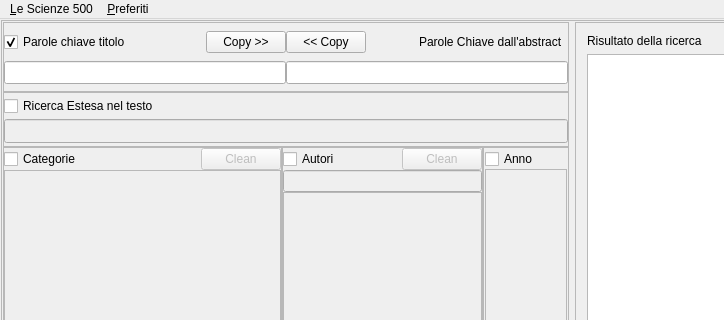
Above: lescienze500/src/lescienze500.ui from simon-r/LeScienze500 before the change; both pictures show x 0 to 724 and y 0 to 320 of the 1098 by 741 pixel window. Below: the same form after it.
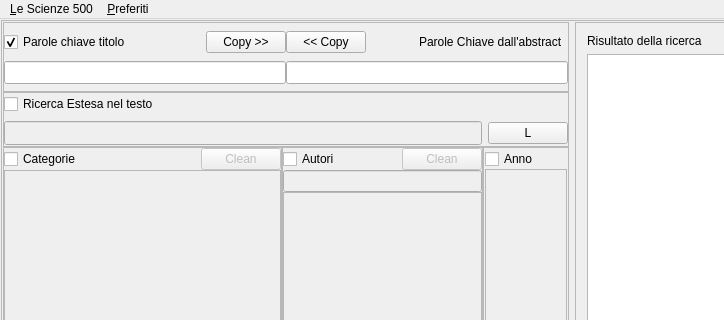
That is the form after the change. Icons and pictures are not drawn.

```diff
--- a/lescienze500/src/lescienze500.ui
+++ b/lescienze500/src/lescienze500.ui
@@ -749,14 +749,11 @@
              <property name="lineWidth">
               <number>1</number>
              </property>
-             <layout class="QVBoxLayout" name="verticalLayout_3">
-              <property name="spacing">
-               <number>0</number>
-              </property>
+             <layout class="QGridLayout" name="gridLayout_3">
               <property name="margin">
                <number>0</number>
               </property>
-              <item>
+              <item row="0" column="0">
                <widget class="QCheckBox" name="Select_RicercaTesto">
                 <property name="minimumSize">
                  <size>
@@ -769,7 +766,7 @@
                 </property>
                </widget>
               </item>
-              <item>
+              <item row="1" column="0">
                <widget class="QLineEdit" name="ParoleChiaveTesto">
                 <property name="enabled">
                  <bool>false</bool>
@@ -782,6 +779,13 @@
                 </property>
                </widget>
               </item>
+              <item row="1" column="1">
+               <widget class="QPushButton" name="SelectLogical">
+                <property name="text">
+                 <string>L</string>
+                </property>
+               </widget>
+              </item>
              </layout>
             </widget>
            </item>
```
